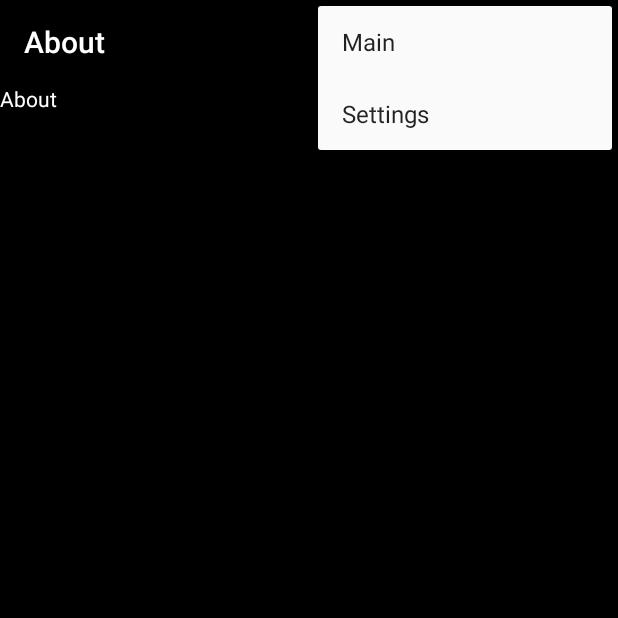
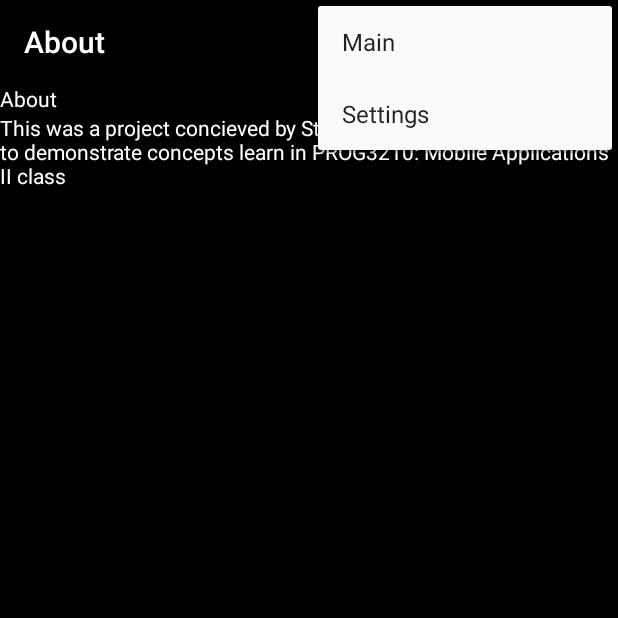
Before and after one commit to Steve-Bulgin/PROG3210_Project, an Android app: the AboutActivity screen opened directly, with no data from a screen before it, with the options menu open, on a phone screen of 412 x 824 dp, the top half of it. Run offline under Robolectric (Android 15) with nearby library versions, the phone set to English and light mode, and no system bars.

Commit message:
Added About info and built release apk

```diff
--- a/PROG3210_FinalProject/app/src/main/res/layout/activity_about.xml
+++ b/PROG3210_FinalProject/app/src/main/res/layout/activity_about.xml
@@ -10,4 +10,11 @@
         android:text="About"
         android:id="@+id/textView2"
         android:textColor="#FFFFFF" />
+
+    <TextView
+        android:layout_width="wrap_content"
+        android:layout_height="wrap_content"
+        android:text="This was a project concieved by Stephen Nagel and Steven Bulgin to demonstrate concepts learn in PROG3210: Mobile Applications II class"
+        android:id="@+id/textView"
+        android:textColor="#FFF" />
 </LinearLayout>
```
Also changed, not shown: PROG3210_FinalProject/app/build.gradle (+12 -0 lines), PROG3210_FinalProject/gradle.properties (line endings or trailing spaces), 2 other files.
